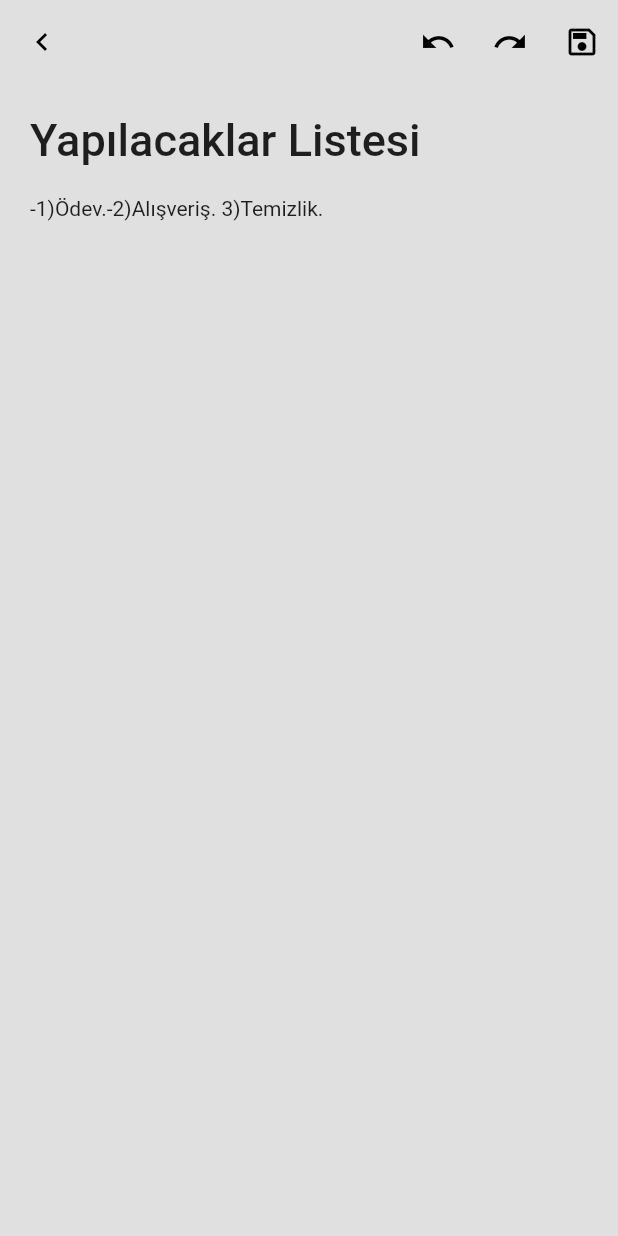
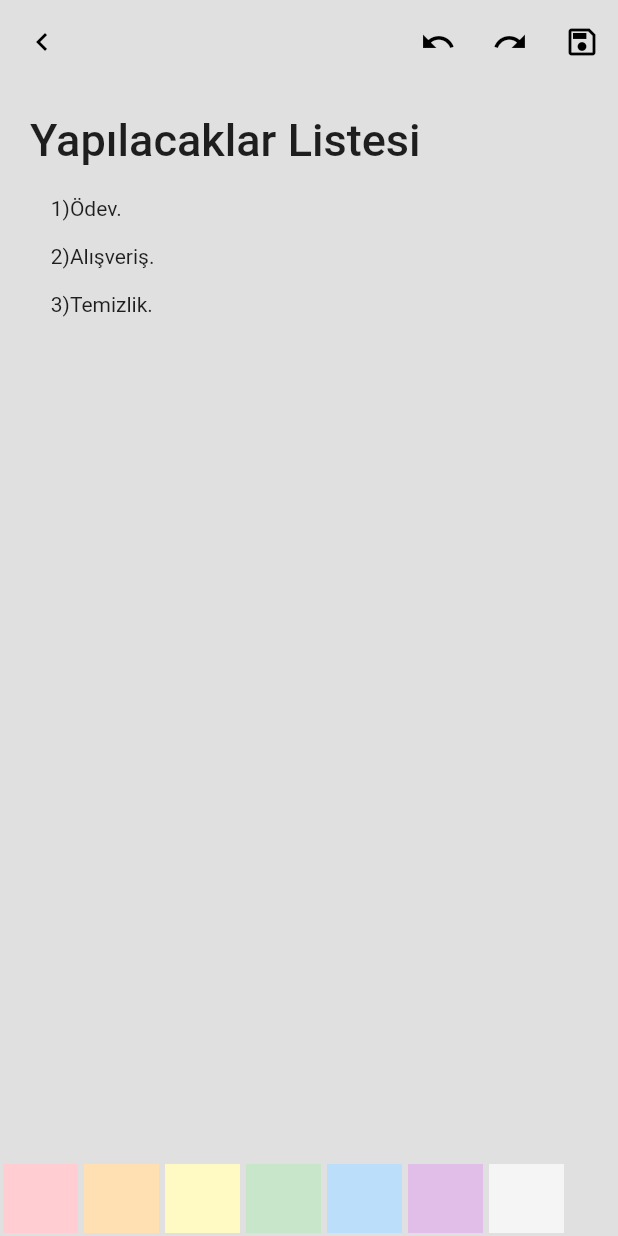
Before and after one commit to AkinBozburun/Note-App-Flutter, a Flutter app: the screen it shows after launch, after a tap on "Yapılacaklar Listesi", on a phone screen of 412 x 824 dp. Run offline on Flutter 3.47's test engine with Material 2 defaults, Android fonts, the phone set to English and light mode, and no system bars.

Commit message:
Creating color list

```diff
--- a/lib/core/note_list_map.dart
+++ b/lib/core/note_list_map.dart
@@ -2,10 +2,22 @@ List notes =
 [
   {
     "title" : "Yapılacaklar Listesi",
-    "note" : "-1)Ödev.-2)Alışveriş. 3)Temizlik."
+    "note" : """
+    1)Ödev.
+
+    2)Alışveriş.
+
+    3)Temizlik.
+    """
   },
   {
     "title" : "Alışveriş Listesi",
-    "note" : "-1)Domates.-2)Biber. 3)Patlıcan."
+    "note" : """
+    1)Domates.
+
+    2)Biber.
+
+    3)Patlıcan.
+    """
   },
 ];
--- a/lib/main.dart
+++ b/lib/main.dart
@@ -1,6 +1,5 @@
 import 'package:flutter/material.dart';
 import 'package:my_notes_app/view/notes_page.dart';
-
 void main()
 {
   runApp(const MyApp());
--- a/lib/view/note_page.dart
+++ b/lib/view/note_page.dart
@@ -1,5 +1,6 @@
 import 'package:flutter/material.dart';
 import 'package:flutter/services.dart';
+import 'package:my_notes_app/widgets/colors_list.dart';
 import 'package:my_notes_app/core/note_list_map.dart';
 
 class NotePage extends StatefulWidget
@@ -38,7 +39,11 @@ class _NotePageState extends State<NotePage>
           IconButton(onPressed: (){}, icon: const Icon(Icons.save_outlined),color: Colors.black),
         ],
       ),
-      body: Padding
+      body: Stack
+      (
+        children:
+        [
+          Padding
           (
             padding: const EdgeInsets.all(20),
             child: Column
@@ -53,6 +58,9 @@ class _NotePageState extends State<NotePage>
               ],
             ),
           ),
+          Align(alignment: Alignment.bottomCenter,child: ColorList()),
+        ],
+      )
     );
   }
 }
--- a/lib/view/notes_page.dart
+++ b/lib/view/notes_page.dart
@@ -2,7 +2,7 @@ import 'package:flutter/material.dart';
 import 'package:flutter/services.dart';
 import 'package:my_notes_app/core/note_list_map.dart';
 import 'package:my_notes_app/view/note_page.dart';
-import 'package:my_notes_app/widgets.dart';
+import 'package:my_notes_app/widgets/widgets.dart';
 
 class NotesPage extends StatefulWidget
 {
--- /dev/null
+++ b/lib/widgets/colors_list.dart
@@ -0,0 +1,62 @@
+import 'package:flutter/material.dart';
+
+class ColorList extends StatelessWidget
+{
+  ColorList({super.key});
+
+  List colors =
+  [
+    {
+      "name" : "Red",
+      "color" : Colors.red.shade100,
+    },
+    {
+      "name" : "Orange",
+      "color" : Colors.orange.shade100,
+    },
+    {
+      "name" : "Yellow",
+      "color" : Colors.yellow.shade100,
+    },
+    {
+      "name" : "Green",
+      "color" : Colors.green.shade100,
+    },
+    {
+      "name" : "Blue",
+      "color" : Colors.blue.shade100,
+    },
+    {
+      "name" : "Purple",
+      "color" : Colors.purple.shade100,
+    },
+    {
+      "name" : "Grey",
+      "color" : Colors.grey.shade100,
+    },
+  ];
+
+  @override
+  Widget build(BuildContext context)
+  {
+    return SizedBox
+    (
+      height: 50,
+      child: ListView.builder
+      (
+        itemCount: colors.length,
+        scrollDirection: Axis.horizontal,
+        itemBuilder: (context, index) => Container
+        (
+          margin: const EdgeInsets.all(2),
+          width: 50,
+          decoration: BoxDecoration
+          (
+            color: colors[index]["color"],
+
+          ),
+        ),
+      ),
+    );
+  }
+}
```
Also changed, not shown: lib/widgets/widgets.dart (renamed from lib/widgets.dart). Lines whose indentation alone changed are shown as unchanged.
